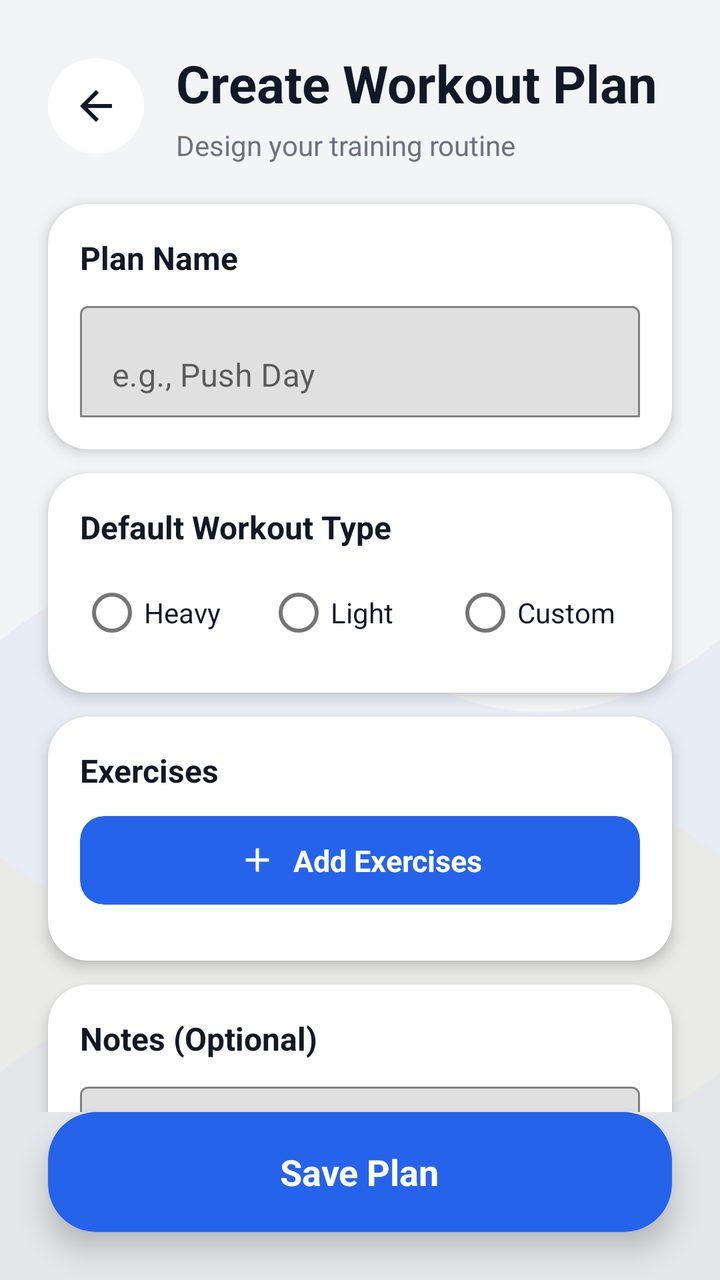
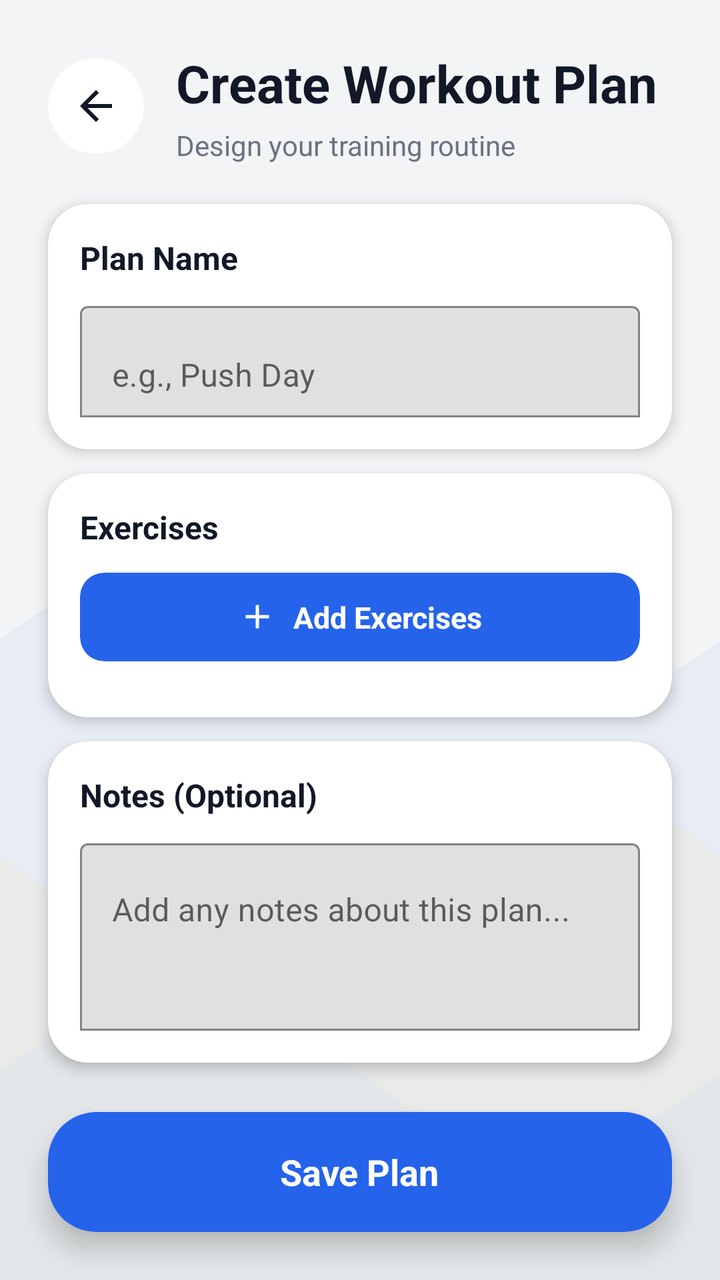

Compare the two renders of this Android layout. The source of the first and the diff that turns it into the second are given below.
<!-- AndroidManifest.xml: application theme Theme.Fitness -->
<!-- res/layout/activity_edit_workout_plan.xml -->
<?xml version="1.0" encoding="utf-8"?>
<androidx.constraintlayout.widget.ConstraintLayout xmlns:android="http://schemas.android.com/apk/res/android"
    xmlns:app="http://schemas.android.com/apk/res-auto"
    xmlns:tools="http://schemas.android.com/tools"
    android:layout_width="match_parent"
    android:layout_height="match_parent"
    android:background="@color/fitness_background"
    android:fitsSystemWindows="true"
    tools:context=".activities.EditWorkoutPlanActivity">

    
    <ImageView
        android:id="@+id/image_bg_animation"
        android:layout_width="match_parent"
        android:layout_height="match_parent"
        android:alpha="1.0"
        android:scaleType="centerCrop"
        app:layout_constraintBottom_toBottomOf="parent"
        app:layout_constraintEnd_toEndOf="parent"
        app:layout_constraintStart_toStartOf="parent"
        app:layout_constraintTop_toTopOf="parent"
        app:srcCompat="@drawable/avd_background_flow" />

    <androidx.core.widget.NestedScrollView
        android:id="@+id/scroll_view_content"
        android:layout_width="match_parent"
        android:layout_height="0dp"
        android:background="@android:color/transparent"
        android:clipToPadding="false"
        android:fillViewport="true"
        app:layout_constraintBottom_toTopOf="@id/button_save_plan"
        app:layout_constraintEnd_toEndOf="parent"
        app:layout_constraintStart_toStartOf="parent"
        app:layout_constraintTop_toTopOf="parent">

        <androidx.constraintlayout.widget.ConstraintLayout
            android:layout_width="match_parent"
            android:layout_height="wrap_content"
            android:clipChildren="false"
            android:clipToPadding="false"
            android:paddingStart="24dp"
            android:paddingTop="24dp"
            android:paddingEnd="24dp"
            android:paddingBottom="24dp">

            
            <LinearLayout
                android:id="@+id/layout_header"
                android:layout_width="match_parent"
                android:layout_height="wrap_content"
                android:gravity="center_vertical"
                android:orientation="horizontal"
                app:layout_constraintEnd_toEndOf="parent"
                app:layout_constraintStart_toStartOf="parent"
                app:layout_constraintTop_toTopOf="parent">

                <androidx.cardview.widget.CardView
                    android:layout_width="48dp"
                    android:layout_height="48dp"
                    app:cardBackgroundColor="@color/fitness_card_background"
                    app:cardCornerRadius="24dp"
                    app:cardElevation="0dp">

                    <ImageButton
                        android:id="@+id/button_back"
                        android:layout_width="match_parent"
                        android:layout_height="match_parent"
                        android:background="@android:color/transparent"
                        android:contentDescription="@string/progress_back_content_description"
                        android:padding="12dp"
                        android:src="@drawable/ic_arrow_back_24"
                        app:tint="@color/fitness_text_primary" />
                </androidx.cardview.widget.CardView>

                <LinearLayout
                    android:layout_width="0dp"
                    android:layout_height="wrap_content"
                    android:layout_marginStart="16dp"
                    android:layout_weight="1"
                    android:orientation="vertical">

                    <TextView
                        android:id="@+id/text_header_title"
                        android:layout_width="wrap_content"
                        android:layout_height="wrap_content"
                        android:text="Create Workout Plan"
                        android:textColor="@color/fitness_text_primary"
                        android:textSize="26sp"
                        android:textStyle="bold" />

                    <TextView
                        android:layout_width="wrap_content"
                        android:layout_height="wrap_content"
                        android:layout_marginTop="4dp"
                        android:text="Design your training routine"
                        android:textColor="@color/fitness_text_secondary"
                        android:textSize="14sp" />
                </LinearLayout>
            </LinearLayout>

            
            <androidx.cardview.widget.CardView
                android:id="@+id/card_plan_name"
                android:layout_width="match_parent"
                android:layout_height="wrap_content"
                android:layout_marginTop="20dp"
                app:cardBackgroundColor="@color/fitness_card_background"
                app:cardCornerRadius="20dp"
                app:cardElevation="4dp"
                app:layout_constraintEnd_toEndOf="parent"
                app:layout_constraintStart_toStartOf="parent"
                app:layout_constraintTop_toBottomOf="@id/layout_header">

                <LinearLayout
                    android:layout_width="match_parent"
                    android:layout_height="wrap_content"
                    android:orientation="vertical"
                    android:padding="16dp">

                    <TextView
                        android:id="@+id/text_plan_name_label"
                        android:layout_width="wrap_content"
                        android:layout_height="wrap_content"
                        android:text="Plan Name"
                        android:textColor="@color/fitness_text_primary"
                        android:textSize="16sp"
                        android:textStyle="bold" />

                    <com.google.android.material.textfield.TextInputLayout
                        android:layout_width="match_parent"
                        android:layout_height="wrap_content"
                        android:layout_marginTop="8dp"
                        android:hint="e.g., Push Day"
                        app:boxBackgroundMode="outline"
                        app:boxStrokeColor="@color/fitness_primary"
                        app:hintTextColor="@color/fitness_primary">

                        <com.google.android.material.textfield.TextInputEditText
                            android:id="@+id/edit_text_plan_name"
                            android:layout_width="match_parent"
                            android:layout_height="wrap_content"
                            android:inputType="text"
                            android:maxLines="1"
                            android:textColor="@color/fitness_text_primary" />
                    </com.google.android.material.textfield.TextInputLayout>
                </LinearLayout>
            </androidx.cardview.widget.CardView>

            
            <androidx.cardview.widget.CardView
                android:id="@+id/card_workout_type"
                android:layout_width="match_parent"
                android:layout_height="wrap_content"
                android:layout_marginTop="12dp"
                app:cardBackgroundColor="@color/fitness_card_background"
                app:cardCornerRadius="20dp"
                app:cardElevation="4dp"
                app:layout_constraintEnd_toEndOf="parent"
                app:layout_constraintStart_toStartOf="parent"
                app:layout_constraintTop_toBottomOf="@id/card_plan_name">

                <LinearLayout
                    android:layout_width="match_parent"
                    android:layout_height="wrap_content"
                    android:orientation="vertical"
                    android:padding="16dp">

                    <TextView
                        android:id="@+id/text_workout_type_label"
                        android:layout_width="wrap_content"
                        android:layout_height="wrap_content"
                        android:text="Default Workout Type"
                        android:textColor="@color/fitness_text_primary"
                        android:textSize="16sp"
                        android:textStyle="bold" />

                    <RadioGroup
                        android:id="@+id/radio_group_workout_type"
                        android:layout_width="match_parent"
                        android:layout_height="wrap_content"
                        android:layout_marginTop="8dp"
                        android:orientation="horizontal">

                        <RadioButton
                            android:id="@+id/radio_heavy"
                            android:layout_width="0dp"
                            android:layout_height="wrap_content"
                            android:layout_weight="1"
                            android:text="Heavy"
                            android:textColor="@color/fitness_text_primary" />

                        <RadioButton
                            android:id="@+id/radio_light"
                            android:layout_width="0dp"
                            android:layout_height="wrap_content"
                            android:layout_weight="1"
                            android:text="Light"
                            android:textColor="@color/fitness_text_primary" />

                        <RadioButton
                            android:id="@+id/radio_custom"
                            android:layout_width="0dp"
                            android:layout_height="wrap_content"
                            android:layout_weight="1"
                            android:text="Custom"
                            android:textColor="@color/fitness_text_primary" />
                    </RadioGroup>
                </LinearLayout>
            </androidx.cardview.widget.CardView>

            
            <androidx.cardview.widget.CardView
                android:id="@+id/card_exercises"
                android:layout_width="match_parent"
                android:layout_height="wrap_content"
                android:layout_marginTop="12dp"
                app:cardBackgroundColor="@color/fitness_card_background"
                app:cardCornerRadius="20dp"
                app:cardElevation="4dp"
                app:layout_constraintEnd_toEndOf="parent"
                app:layout_constraintStart_toStartOf="parent"
                app:layout_constraintTop_toBottomOf="@id/card_workout_type">

                <LinearLayout
                    android:layout_width="match_parent"
                    android:layout_height="wrap_content"
                    android:orientation="vertical"
                    android:padding="16dp">

                    <TextView
                        android:id="@+id/text_exercises_label"
                        android:layout_width="wrap_content"
                        android:layout_height="wrap_content"
                        android:text="Exercises"
                        android:textColor="@color/fitness_text_primary"
                        android:textSize="16sp"
                        android:textStyle="bold" />

                    <androidx.cardview.widget.CardView
                        android:id="@+id/button_add_exercises"
                        android:layout_width="match_parent"
                        android:layout_height="wrap_content"
                        android:layout_marginTop="12dp"
                        android:clickable="true"
                        android:focusable="true"
                        android:foreground="?attr/selectableItemBackground"
                        app:cardBackgroundColor="@color/fitness_primary"
                        app:cardCornerRadius="12dp"
                        app:cardElevation="0dp">

                        <LinearLayout
                            android:layout_width="match_parent"
                            android:layout_height="wrap_content"
                            android:gravity="center"
                            android:minHeight="44dp"
                            android:orientation="horizontal"
                            android:padding="12dp">

                            <ImageView
                                android:layout_width="20dp"
                                android:layout_height="20dp"
                                android:src="@drawable/ic_plus"
                                app:tint="@color/white" />

                            <TextView
                                android:layout_width="wrap_content"
                                android:layout_height="wrap_content"
                                android:layout_marginStart="8dp"
                                android:text="Add Exercises"
                                android:textColor="@color/white"
                                android:textSize="15sp"
                                android:textStyle="bold" />
                        </LinearLayout>
                    </androidx.cardview.widget.CardView>

                    <androidx.recyclerview.widget.RecyclerView
                        android:id="@+id/recycler_view_plan_exercises"
                        android:layout_width="match_parent"
                        android:layout_height="wrap_content"
                        android:layout_marginTop="12dp"
                        android:nestedScrollingEnabled="false" />
                </LinearLayout>
            </androidx.cardview.widget.CardView>

            
            <androidx.cardview.widget.CardView
                android:id="@+id/card_notes"
                android:layout_width="match_parent"
                android:layout_height="wrap_content"
                android:layout_marginTop="12dp"
                android:layout_marginBottom="24dp"
                app:cardBackgroundColor="@color/fitness_card_background"
                app:cardCornerRadius="20dp"
                app:cardElevation="4dp"
                app:layout_constraintBottom_toBottomOf="parent"
                app:layout_constraintEnd_toEndOf="parent"
                app:layout_constraintStart_toStartOf="parent"
                app:layout_constraintTop_toBottomOf="@id/card_exercises">

                <LinearLayout
                    android:layout_width="match_parent"
                    android:layout_height="wrap_content"
                    android:orientation="vertical"
                    android:padding="16dp">

                    <TextView
                        android:id="@+id/text_notes_label"
                        android:layout_width="wrap_content"
                        android:layout_height="wrap_content"
                        android:text="Notes (Optional)"
                        android:textColor="@color/fitness_text_primary"
                        android:textSize="16sp"
                        android:textStyle="bold" />

                    <com.google.android.material.textfield.TextInputLayout
                        android:layout_width="match_parent"
                        android:layout_height="wrap_content"
                        android:layout_marginTop="8dp"
                        android:hint="Add any notes about this plan..."
                        app:boxBackgroundMode="outline"
                        app:boxStrokeColor="@color/fitness_primary"
                        app:hintTextColor="@color/fitness_primary">

                        <com.google.android.material.textfield.TextInputEditText
                            android:id="@+id/edit_text_notes"
                            android:layout_width="match_parent"
                            android:layout_height="wrap_content"
                            android:gravity="top"
                            android:inputType="textMultiLine"
                            android:maxLines="5"
                            android:minLines="3"
                            android:textColor="@color/fitness_text_primary" />
                    </com.google.android.material.textfield.TextInputLayout>
                </LinearLayout>
            </androidx.cardview.widget.CardView>

        </androidx.constraintlayout.widget.ConstraintLayout>
    </androidx.core.widget.NestedScrollView>

    
    <androidx.cardview.widget.CardView
        android:id="@+id/button_save_plan"
        android:layout_width="match_parent"
        android:layout_height="wrap_content"
        android:layout_marginStart="24dp"
        android:layout_marginEnd="24dp"
        android:layout_marginBottom="24dp"
        android:clickable="true"
        android:focusable="true"
        android:foreground="?attr/selectableItemBackground"
        app:cardBackgroundColor="@color/fitness_primary"
        app:cardCornerRadius="24dp"
        app:cardElevation="8dp"
        app:layout_constraintBottom_toBottomOf="parent"
        app:layout_constraintEnd_toEndOf="parent"
        app:layout_constraintStart_toStartOf="parent">

        <LinearLayout
            android:layout_width="match_parent"
            android:layout_height="wrap_content"
            android:gravity="center"
            android:minHeight="60dp"
            android:orientation="horizontal"
            android:padding="16dp">

            <TextView
                android:layout_width="wrap_content"
                android:layout_height="wrap_content"
                android:text="Save Plan"
                android:textColor="@color/white"
                android:textSize="18sp"
                android:textStyle="bold" />
        </LinearLayout>
    </androidx.cardview.widget.CardView>

</androidx.constraintlayout.widget.ConstraintLayout>
<!-- resources referenced by this layout -->
<resources>
  <color name="fitness_background">#F3F4F6</color>
  <color name="fitness_card_background">#FFFFFF</color>
  <color name="fitness_primary">#2563EB</color>
  <color name="fitness_text_primary">#111827</color>
  <color name="fitness_text_secondary">#6B7280</color>
  <color name="white">#FFFFFFFF</color>
  <!-- drawable ic_arrow_back_24 (drawable) -->
  <vector xmlns:android="http://schemas.android.com/apk/res/android"
      android:width="24dp"
      android:height="24dp"
      android:viewportWidth="24.0"
      android:viewportHeight="24.0"
      android:tint="?attr/colorControlNormal">
    <path
        android:fillColor="@android:color/white"
        android:pathData="M20,11H7.83l5.59,-5.59L12,4l-8,8 8,8 1.41,-1.41L7.83,13H20v-2z"/>
  </vector>
  <!-- drawable ic_plus (drawable) -->
  <vector xmlns:android="http://schemas.android.com/apk/res/android"
      android:width="24dp"
      android:height="24dp"
      android:viewportWidth="24.0"
      android:viewportHeight="24.0">
      <path
          android:fillColor="@android:color/white"
          android:pathData="M19,13h-6v6h-2v-6H5v-2h6V5h2v6h6v2z" />
  </vector>
  <string name="progress_back_content_description">Navigate back</string>
  <style name="Theme.Fitness" parent="Theme.MaterialComponents.DayNight.NoActionBar">
          
          <item name="colorPrimary">@color/fitness_primary</item>
          <item name="colorPrimaryVariant">@color/fitness_primary_dark</item>
          <item name="colorOnPrimary">@color/white</item>
          
          <item name="colorSecondary">@color/fitness_accent</item>
          <item name="colorSecondaryVariant">@color/fitness_accent</item>
          <item name="colorOnSecondary">@color/white</item>
          
          <item name="android:windowBackground">@color/fitness_background</item>
          <item name="colorSurface">@color/fitness_card_background</item>
          
          <item name="android:textColorPrimary">@color/fitness_text_primary</item>
          <item name="android:textColorSecondary">@color/fitness_text_secondary</item>
          
          <item name="android:statusBarColor">@color/fitness_background</item>
          <item name="android:windowLightStatusBar">true</item>
          
          
          <item name="materialAlertDialogTheme">@style/ThemeOverlay.Fitness.MaterialAlertDialog</item>
      </style>
  <color name="fitness_primary_dark">#1E40AF</color>
  <color name="fitness_accent">#F59E0B</color>
  <!-- drawable bg_dialog_rounded (drawable) -->
  <?xml version="1.0" encoding="utf-8"?>
  <shape xmlns:android="http://schemas.android.com/apk/res/android"
      android:shape="rectangle">
      <solid android:color="@color/fitness_card_background" />
      <corners android:radius="24dp" />
  </shape>
  <style name="MaterialAlertDialog.Fitness.Title" parent="MaterialAlertDialog.MaterialComponents.Title.Text">
          <item name="android:textColor">@color/fitness_text_primary</item>
          <item name="android:textSize">20sp</item>
          <item name="android:textStyle">bold</item>
      </style>
  <style name="MaterialAlertDialog.Fitness.Body" parent="MaterialAlertDialog.MaterialComponents.Body.Text">
          <item name="android:textColor">@color/fitness_text_primary</item>
          <item name="android:textSize">15sp</item>
      </style>
  <style name="MaterialAlertDialog.Fitness.Button" parent="Widget.MaterialComponents.Button.TextButton.Dialog">
          <item name="android:textColor">@color/fitness_primary</item>
          <item name="android:textSize">15sp</item>
          <item name="android:textStyle">bold</item>
      </style>
  <!-- unchanged entries left out for length: 2 -->
</resources>

<!-- the commit's change to res/layout/activity_edit_workout_plan.xml (unified diff, before → after) -->
@@ -148,7 +148,7 @@
 
             
             <androidx.cardview.widget.CardView
-                android:id="@+id/card_workout_type"
+                android:id="@+id/card_exercises"
                 android:layout_width="match_parent"
                 android:layout_height="wrap_content"
                 android:layout_marginTop="12dp"
@@ -158,68 +158,6 @@
                 app:layout_constraintEnd_toEndOf="parent"
                 app:layout_constraintStart_toStartOf="parent"
                 app:layout_constraintTop_toBottomOf="@id/card_plan_name">
-
-                <LinearLayout
-                    android:layout_width="match_parent"
-                    android:layout_height="wrap_content"
-                    android:orientation="vertical"
-                    android:padding="16dp">
-
-                    <TextView
-                        android:id="@+id/text_workout_type_label"
-                        android:layout_width="wrap_content"
-                        android:layout_height="wrap_content"
-                        android:text="Default Workout Type"
-                        android:textColor="@color/fitness_text_primary"
-                        android:textSize="16sp"
-                        android:textStyle="bold" />
-
-                    <RadioGroup
-                        android:id="@+id/radio_group_workout_type"
-                        android:layout_width="match_parent"
-                        android:layout_height="wrap_content"
-                        android:layout_marginTop="8dp"
-                        android:orientation="horizontal">
-
-                        <RadioButton
-                            android:id="@+id/radio_heavy"
-                            android:layout_width="0dp"
-                            android:layout_height="wrap_content"
-                            android:layout_weight="1"
-                            android:text="Heavy"
-                            android:textColor="@color/fitness_text_primary" />
-
-                        <RadioButton
-                            android:id="@+id/radio_light"
-                            android:layout_width="0dp"
-                            android:layout_height="wrap_content"
-                            android:layout_weight="1"
-                            android:text="Light"
-                            android:textColor="@color/fitness_text_primary" />
-
-                        <RadioButton
-                            android:id="@+id/radio_custom"
-                            android:layout_width="0dp"
-                            android:layout_height="wrap_content"
-                            android:layout_weight="1"
-                            android:text="Custom"
-                            android:textColor="@color/fitness_text_primary" />
-                    </RadioGroup>
-                </LinearLayout>
-            </androidx.cardview.widget.CardView>
-
-            
-            <androidx.cardview.widget.CardView
-                android:id="@+id/card_exercises"
-                android:layout_width="match_parent"
-                android:layout_height="wrap_content"
-                android:layout_marginTop="12dp"
-                app:cardBackgroundColor="@color/fitness_card_background"
-                app:cardCornerRadius="20dp"
-                app:cardElevation="4dp"
-                app:layout_constraintEnd_toEndOf="parent"
-                app:layout_constraintStart_toStartOf="parent"
-                app:layout_constraintTop_toBottomOf="@id/card_workout_type">
 
                 <LinearLayout
                     android:layout_width="match_parent"
<!-- resource entries referenced after the edit -->
@@ -44,8 +44,13 @@
           <item name="android:textColorPrimary">@color/fitness_text_primary</item>
           <item name="android:textColorSecondary">@color/fitness_text_secondary</item>
           
-          <item name="android:statusBarColor">@color/fitness_background</item>
+          <item name="android:statusBarColor">@android:color/transparent</item>
           <item name="android:windowLightStatusBar">true</item>
+          
+          
+          <item name="android:navigationBarColor">@android:color/transparent</item>
+          <item name="android:windowLightNavigationBar" tools:targetApi="o_mr1">true</item>
+          <item name="android:windowDrawsSystemBarBackgrounds">true</item>
           
           
           <item name="materialAlertDialogTheme">@style/ThemeOverlay.Fitness.MaterialAlertDialog</item>
